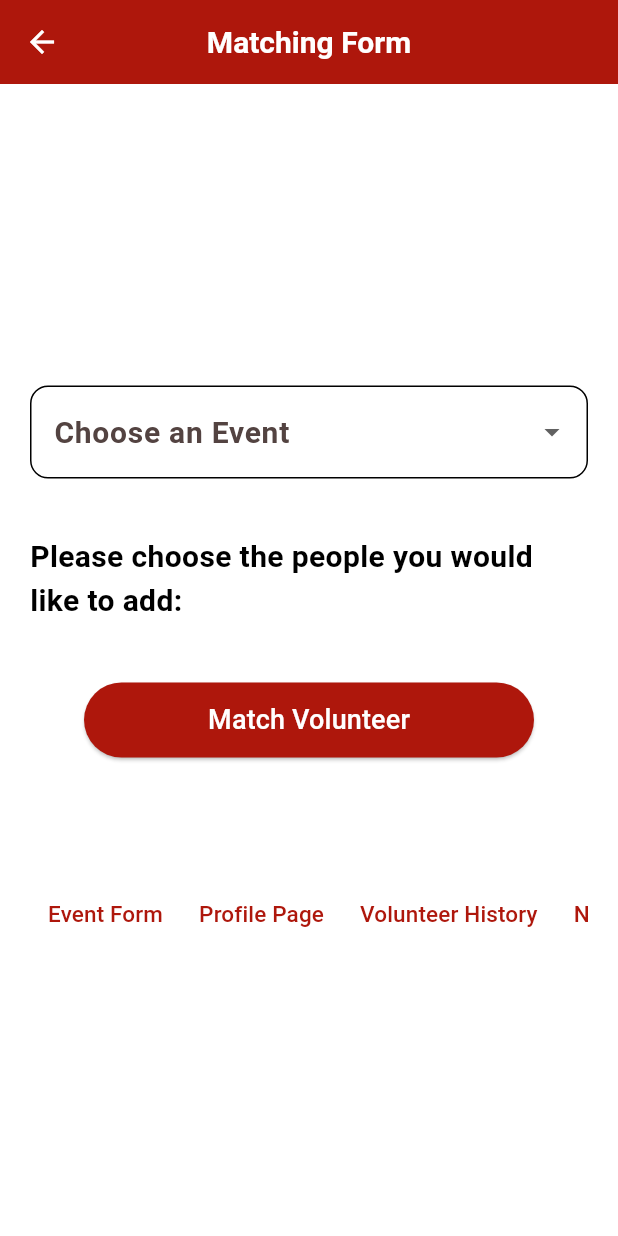
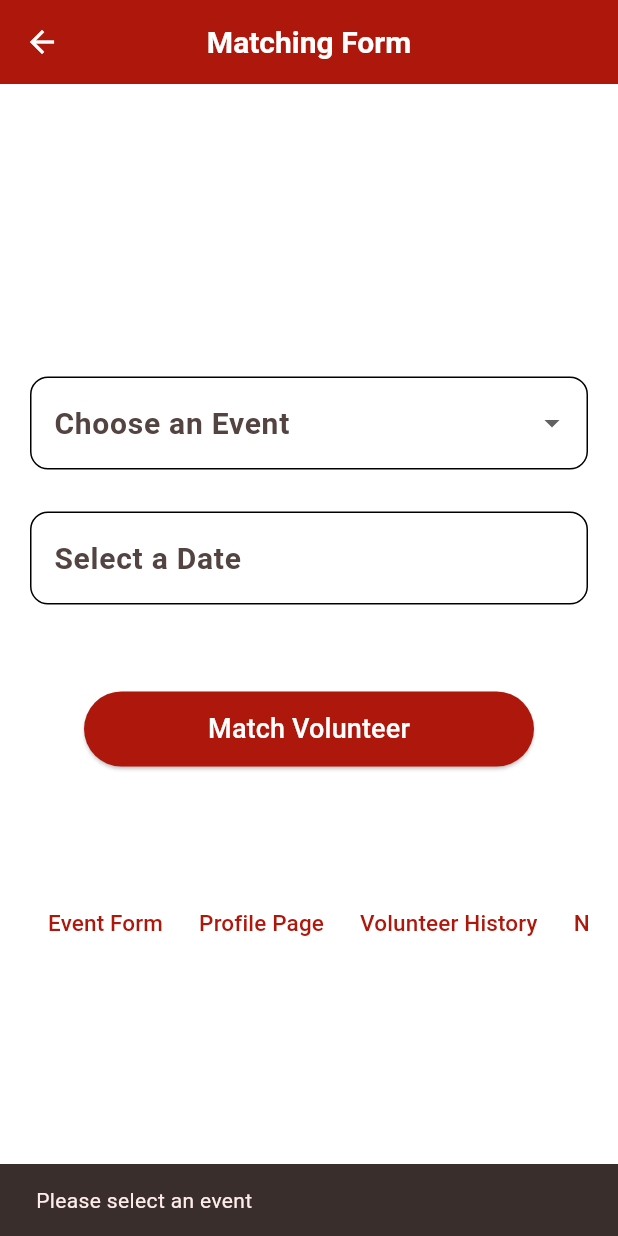
Before and after one commit to anthonycasarta/volunteerexpress, a Flutter app: the MatchingFormPage screen opened by its route, after a tap on "Match Volunteer", on a phone screen of 412 x 824 dp. Run offline on Flutter 3.47's test engine with Material 3 defaults, Android fonts, the phone set to English and light mode, and no system bars; our stand-ins replace bloc, cloud_firestore, equatable, firebase_auth, firebase_core, flutter_bloc and 1 more; missing offline and left inert: fake_cloud_firestore; accounts and stored records are empty.

Commit message:
ability to save a profile to the database, ability to pull info about volunteers which match date and time of event

```diff
--- a/lib/backend/services/matching_services.dart
+++ b/lib/backend/services/matching_services.dart
@@ -5,8 +5,8 @@ class MatchingServices {
   final FirebaseFirestore firestore;
 
   MatchingServices({required this.firestore});
-  Future<List<Map<String, dynamic>>> displayMatchedVolunteers(String userpreference, String targetDate ) async {
-    QuerySnapshot querySnapshot = await firestore.collection('profiles')
+  Future<List<Map<String, dynamic>>> displayMatchedVolunteers(String userpreference,String targetDate) async{//, String targetDate ) async {
+    QuerySnapshot querySnapshot = await firestore.collection('PROFILE')
     .where('preference',isEqualTo: userpreference)
     .where('dates', arrayContains: targetDate)
     .get();
--- a/lib/frontend/pages/matching_form.dart
+++ b/lib/frontend/pages/matching_form.dart
@@ -1,9 +1,10 @@
 import 'package:flutter/material.dart';
+import 'package:volunteerexpress/backend/services/matching_services.dart';
 import 'package:volunteerexpress/frontend/constants/routes.dart';
 import 'package:volunteerexpress/frontend/custom-widgets/textbuttons/text_only_button.dart';
 import 'package:volunteerexpress/frontend/themes/colors.dart';
-//import 'package:cloud_firestore/cloud_firestore.dart';
-//import 'package:volunteerexpress/backend/services/matching_services.dart';
+import 'package:cloud_firestore/cloud_firestore.dart';
+import 'package:volunteerexpress/backend/services/matching_services.dart';
 //Import for Firebase initialization
 
 class MatchingFormPage extends StatefulWidget {
@@ -14,31 +15,28 @@ class MatchingFormPage extends StatefulWidget {
 }
 
 class _MatchingFormPageState extends State<MatchingFormPage> {
+  late final TextEditingController dateController;
   bool firstValue = false;
   bool secondValue = false;
   bool thirdValue = false;
   bool fourthValue = false;
   final matchedEvents = [
-    "Hands-on work",
+    "Hands-on Work",
     "Delivery-Driving",
     "Sales Assistance",
     "Food Packing"
   ];
   String? selectedEvent;
   List<Map<String, dynamic>> matchedVolunteers = [];
-
+  String selectedDate  = "";
   // Add Firebase initialization in initState
   @override
   void initState() {
     super.initState();
-    // _initializeFirebase();
+    dateController = TextEditingController();
+
   }
-
-  //Future<void> _initializeFirebase() async {
-  //await Firebase.initializeApp(); // Initialize Firebase here
-  //}
-
-  //final matchingServices = MatchingServices(firestore: FirebaseFirestore.instance);
+  final MatchingServices _matchingServices = MatchingServices(firestore: FirebaseFirestore.instance);
 
   @override
   Widget build(BuildContext context) {
@@ -83,14 +81,37 @@ class _MatchingFormPageState extends State<MatchingFormPage> {
                   },
                 ),
               ),
-              const SizedBox(height: 20),
-              const Text(
-                'Please choose the people you would like to add:',
-                style: TextStyle(
-                  color: Colors.black,
-                  fontSize: 20,
-                  fontWeight: FontWeight.bold,
-                ),
+              Container(
+                width: 500,
+                height: 90,
+                padding: const EdgeInsets.symmetric(vertical: 10),
+                child: TextFormField(
+                  readOnly: true,
+                  decoration: const InputDecoration(
+                    labelText: "Select a Date"
+                  ),
+                  controller: dateController,
+                  onTap: () async {
+                    DateTime? pickedDate = await showDatePicker(
+                      context: context,
+                      initialDate: DateTime.now(),
+                      firstDate: DateTime(2000),
+                      lastDate: DateTime(2101));
+                      if (pickedDate != null){
+                        setState(() {
+                          dateController.text =
+                          pickedDate.toIso8601String();
+                          selectedDate = pickedDate.toIso8601String();
+                        });
+                      }
+                  },
+                  validator: (value){
+                    if (value == null || value.isEmpty){
+                      return 'Please select a date';
+                    }
+                    return null;
+                  },
+                )
               ),
               const SizedBox(height: 20),
               Container(
@@ -99,29 +120,26 @@ class _MatchingFormPageState extends State<MatchingFormPage> {
                 margin: const EdgeInsets.symmetric(vertical: 20),
                 child: ElevatedButton(
                   onPressed: () async {
-                    //if (selectedEvent == null) {
-                    //  ScaffoldMessenger.of(context).showSnackBar(
-                    //  const SnackBar(
-                    // content: Text('Please select an event'),
-                    //),
-                    //);
-                    // return;
-                    //}
-                    //matchedVolunteers = await matchingServices.displayMatchedVolunteers(selectedEvent!);
-                    //if (matchedVolunteers.isEmpty) {
-                    // ScaffoldMessenger.of(context).showSnackBar(
-                    // const SnackBar(
-                    //  content: Text('No Volunteers matched the event'),
-                    // ),
-                    //);
-                    // } else {
-                    // showMatchedVolunteersDialog(context);
-                    //}
-                    //
-                    // ********************************************
-                    // ********************************************
-                    // *********VOLUNTEER HISTORY BACKEND**********
-                    //
+                    if (selectedEvent == null) {
+                     ScaffoldMessenger.of(context).showSnackBar(
+                     const SnackBar(
+                    content: Text('Please select an event'),
+                    ),
+                    );
+                     return;
+                    }
+                    matchedVolunteers = await _matchingServices.displayMatchedVolunteers(selectedEvent.toString(),selectedDate);
+                    if (matchedVolunteers.isEmpty) {
+                     ScaffoldMessenger.of(context).showSnackBar(
+                     const SnackBar(
+                      content: Text('No Volunteers matched the event'),
+                    ),
+                    );
+                     } else {
+                     showMatchedVolunteersDialog(context);
+                    }
+
+
                   },
                   style: ElevatedButton.styleFrom(
                     backgroundColor: primaryAccentColor,
@@ -172,7 +190,7 @@ class _MatchingFormPageState extends State<MatchingFormPage> {
     );
   }
 
-  /*void showMatchedVolunteersDialog(BuildContext context) {
+  void showMatchedVolunteersDialog(BuildContext context) {
     showDialog(
       context: context,
       builder: (BuildContext context) {
@@ -196,5 +214,5 @@ class _MatchingFormPageState extends State<MatchingFormPage> {
       },
     );
   }
-*/
+
 }
```
Also changed, not shown: lib/frontend/pages/profile.dart (+4 -4 lines), 2 other files.
